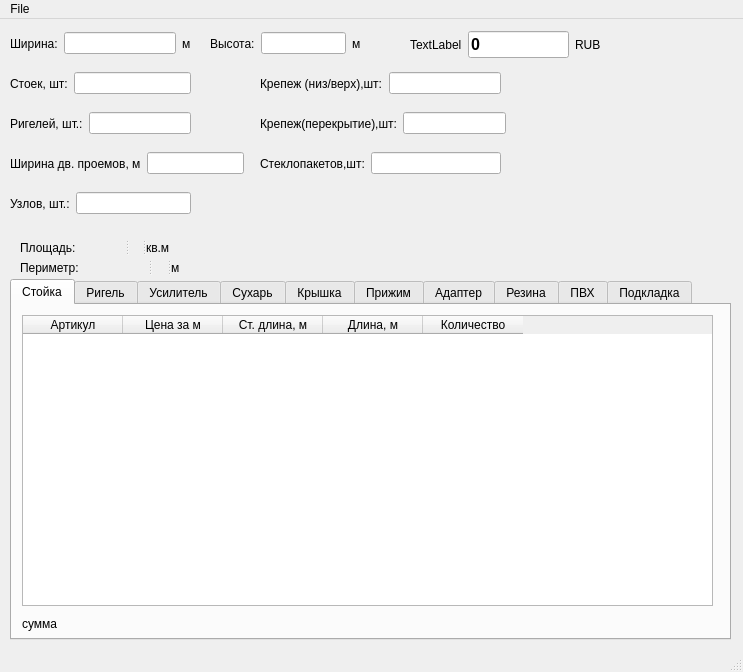
Qt form main.ui (stogoff/facade) before a commit.
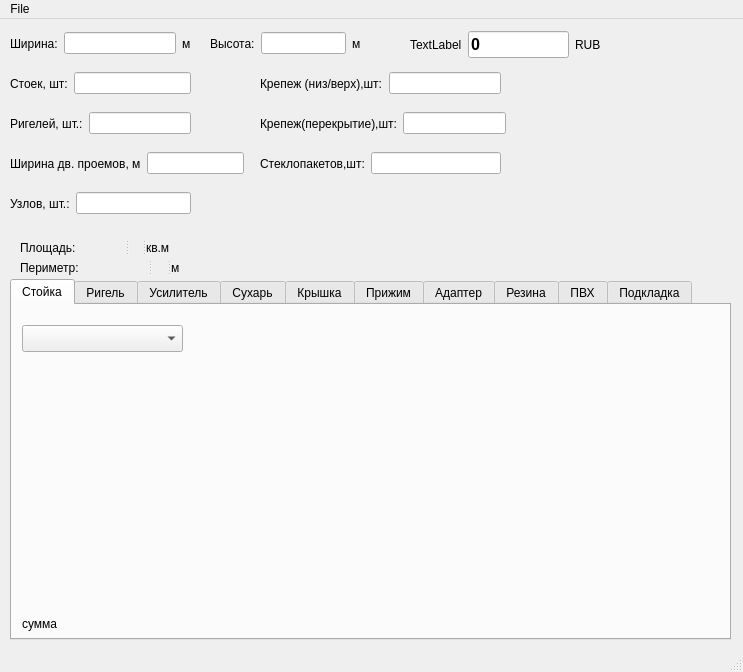
The same form after that commit. The open tabs and pages were chosen to show the change.

Commit message: with combobox

What changed in the file:
```diff
--- a/main.ui
+++ b/main.ui
@@ -39,61 +39,6 @@
      <attribute name="title">
       <string>Стойка</string>
      </attribute>
-     <widget class="QTableWidget" name="tableWidget1">
-      <property name="geometry">
-       <rect>
-        <x>10</x>
-        <y>10</y>
-        <width>691</width>
-        <height>291</height>
-       </rect>
-      </property>
-      <property name="rowCount">
-       <number>0</number>
-      </property>
-      <property name="columnCount">
-       <number>5</number>
-      </property>
-      <column>
-       <property name="text">
-        <string>Артикул</string>
-       </property>
-       <property name="background">
-        <color>
-         <red>225</red>
-         <green>225</green>
-         <blue>225</blue>
-        </color>
-       </property>
-      </column>
-      <column>
-       <property name="text">
-        <string>Цена за м</string>
-       </property>
-       <property name="background">
-        <color>
-         <red>226</red>
-         <green>226</green>
-         <blue>226</blue>
-        </color>
-       </property>
-      </column>
-      <column>
-       <property name="text">
-        <string>Ст. длина, м</string>
-       </property>
-      </column>
-      <column>
-       <property name="text">
-        <string>Длина, м</string>
-       </property>
-      </column>
-      <column>
-       <property name="text">
-        <string>Количество</string>
-       </property>
-      </column>
-     </widget>
      <widget class="QLabel" name="label_sum1">
       <property name="geometry">
        <rect>
@@ -107,6 +52,16 @@
        <string>сумма</string>
       </property>
      </widget>
+     <widget class="QComboBox" name="comboBox_1">
+      <property name="geometry">
+       <rect>
+        <x>10</x>
+        <y>20</y>
+        <width>161</width>
+        <height>27</height>
+       </rect>
+      </property>
+     </widget>
     </widget>
     <widget class="QWidget" name="tab_2">
      <attribute name="title">
```
Left out of the diff: 67 changed lines with no effect on the pictures. The commit also changes 6 other files.
